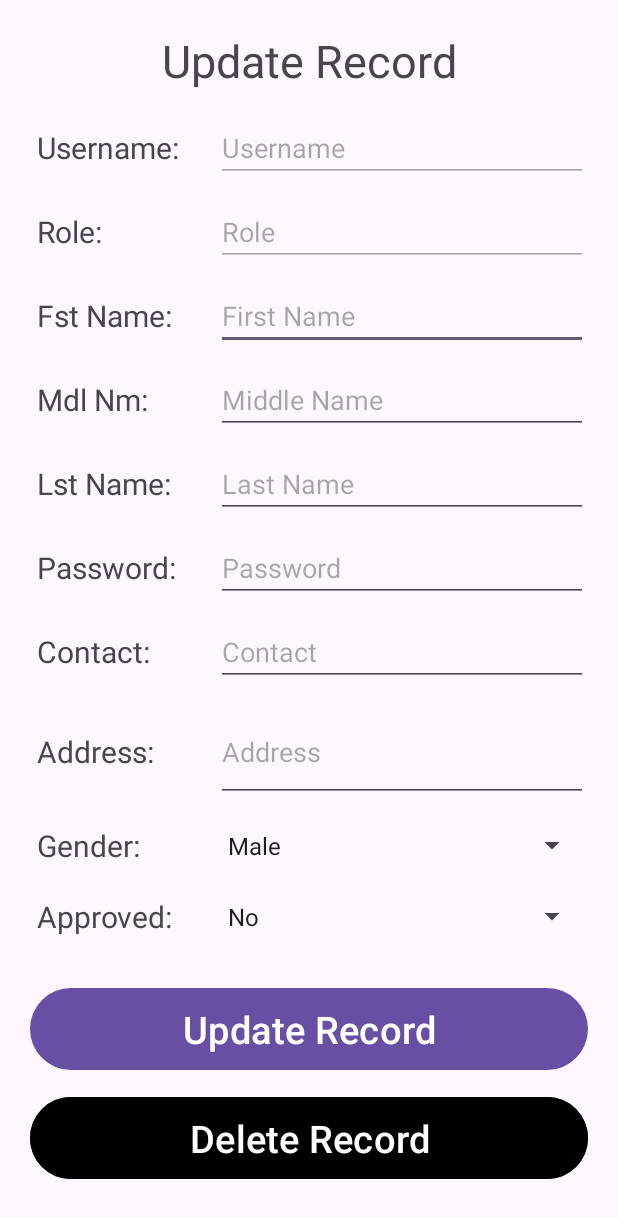
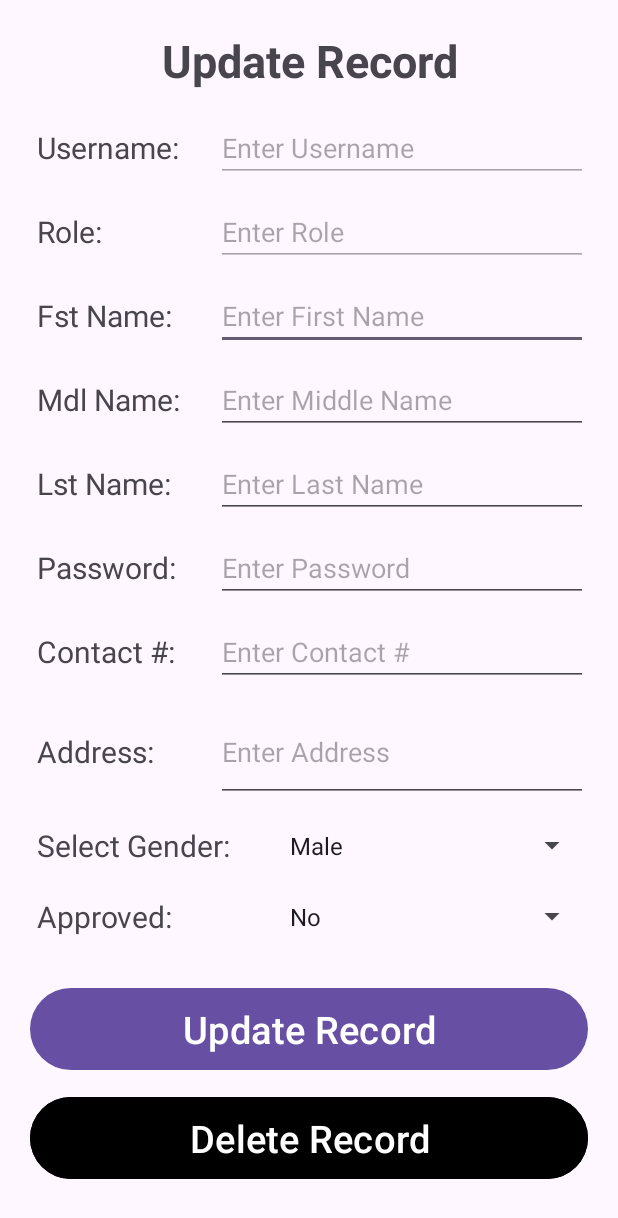
Before and after one commit to lonewanderer27/Dashboard, an Android app: the UserEditRecord screen opened directly, with no data from a screen before it, on a phone screen of 412 x 824 dp. Shown: the top 1218 px of the screen. Run offline under Robolectric (Android 15) with nearby library versions, the phone set to English and light mode, and no system bars; 15 statements that could not run were skipped.

Commit message:
ui: improve update record ui

```diff
--- a/app/src/main/res/layout/jp_activity_user_edit_record.xml
+++ b/app/src/main/res/layout/jp_activity_user_edit_record.xml
@@ -13,6 +13,7 @@
         tools:ignore="MissingConstraints">
 
         <TextView
+            android:textStyle="bold"
             android:layout_width="match_parent"
             android:layout_height="wrap_content"
             android:layout_marginBottom="10dp"
@@ -40,7 +41,7 @@
                 android:layout_height="match_parent"
                 android:layout_weight="0.5"
                 android:enabled="false"
-                android:hint="Username" />
+                android:hint="Enter Username" />
         </LinearLayout>
 
         <LinearLayout
@@ -63,7 +64,7 @@
                 android:layout_height="wrap_content"
                 android:layout_weight="0.5"
                 android:enabled="false"
-                android:hint="Role" />
+                android:hint="Enter Role" />
 
         </LinearLayout>
 
@@ -86,7 +87,7 @@
                 android:layout_width="match_parent"
                 android:layout_height="wrap_content"
                 android:layout_weight="0.5"
-                android:hint="First Name" />
+                android:hint="Enter First Name" />
         </LinearLayout>
 
         <LinearLayout
@@ -100,7 +101,7 @@
                 android:layout_height="match_parent"
                 android:layout_weight="1"
                 android:gravity="center_vertical"
-                android:text=" Mdl Nm: "
+                android:text=" Mdl Name: "
                 android:textSize="20sp" />
 
             <EditText
@@ -108,7 +109,7 @@
                 android:layout_width="match_parent"
                 android:layout_height="wrap_content"
                 android:layout_weight="0.5"
-                android:hint="Middle Name" />
+                android:hint="Enter Middle Name" />
 
         </LinearLayout>
 
@@ -131,7 +132,7 @@
                 android:layout_width="match_parent"
                 android:layout_height="wrap_content"
                 android:layout_weight="0.5"
-                android:hint="Last Name" />
+                android:hint="Enter Last Name" />
 
         </LinearLayout>
 
@@ -155,7 +156,7 @@
                 android:layout_width="match_parent"
                 android:layout_height="wrap_content"
                 android:layout_weight="0.5"
-                android:hint="Password" />
+                android:hint="Enter Password" />
 
         </LinearLayout>
 
@@ -170,7 +171,7 @@
                 android:layout_height="match_parent"
                 android:layout_weight="1"
                 android:gravity="center_vertical"
-                android:text=" Contact: "
+                android:text=" Contact #: "
                 android:textSize="20sp" />
 
             <EditText
@@ -178,7 +179,7 @@
                 android:layout_width="match_parent"
                 android:layout_height="wrap_content"
                 android:layout_weight="0.5"
-                android:hint="Contact" />
+                android:hint="Enter Contact #" />
 
         </LinearLayout>
 
@@ -201,7 +202,7 @@
                 android:layout_width="match_parent"
                 android:layout_height="wrap_content"
                 android:layout_weight="0.5"
-                android:hint="Address"
+                android:hint="Enter Address"
                 android:lines="2" />
 
         </LinearLayout>
@@ -218,14 +219,14 @@
                 android:layout_height="match_parent"
                 android:layout_weight="1"
                 android:gravity="center_vertical"
-                android:text=" Gender: "
+                android:text=" Select Gender: "
                 android:textSize="20sp" />
 
             <Spinner
                 android:id="@+id/gender"
                 android:layout_width="match_parent"
                 android:layout_height="match_parent"
-                android:layout_weight="0.5"></Spinner>
+                android:layout_weight="0.8"></Spinner>
         </LinearLayout>
 
         <LinearLayout
@@ -247,7 +248,7 @@
                 android:id="@+id/approved"
                 android:layout_width="match_parent"
                 android:layout_height="match_parent"
-                android:layout_weight="0.5"></Spinner>
+                android:layout_weight="0.8"></Spinner>
         </LinearLayout>
 
         <Button
```
